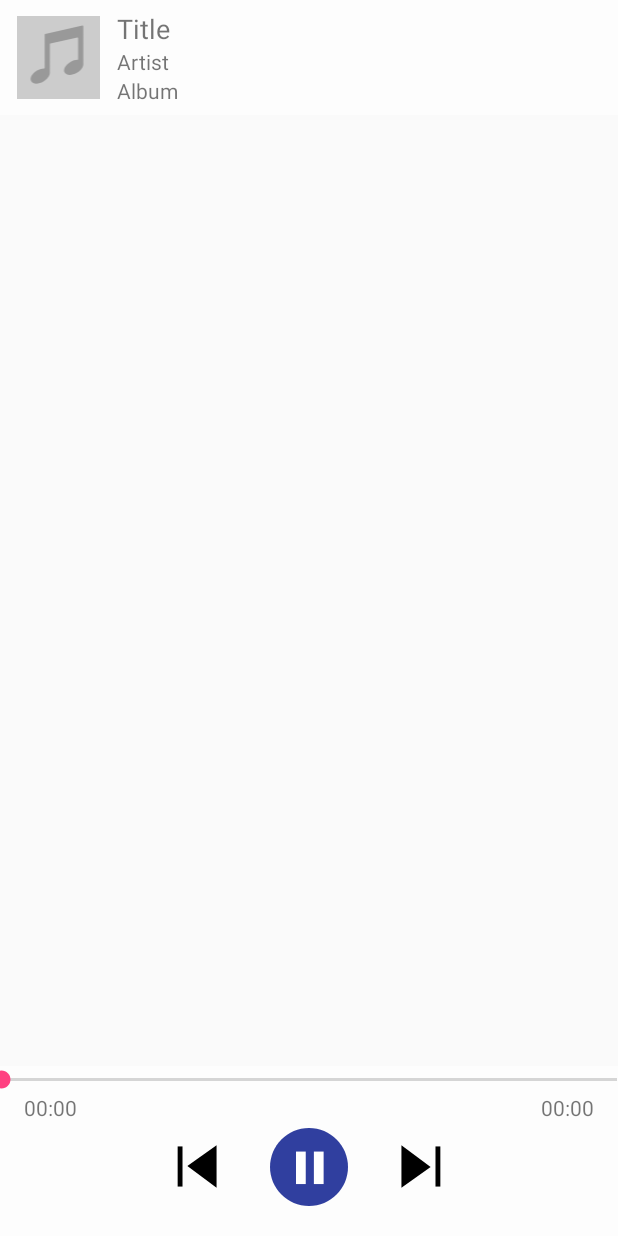
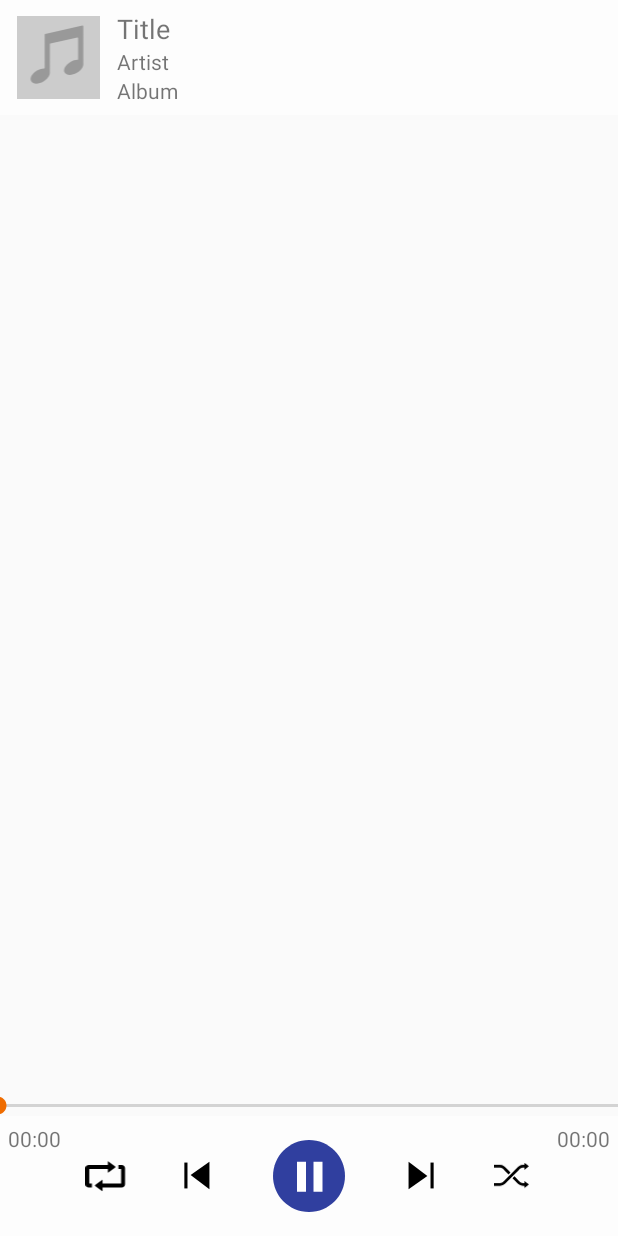
Before and after one commit to StevenFrost/AMP, an Android app: the PlayerActivity screen opened directly, with no data from a screen before it, on a phone screen of 412 x 824 dp. Run offline under Robolectric (Android 15) with nearby library versions, the light colour scheme and no system bars; 4 statements that could not run were skipped.

Commit message:
Player layout adjustment, repeat and shuffle buttons

```diff
--- a/app/src/main/java/com/frost/steven/amp/PlayerActivity.java
+++ b/app/src/main/java/com/frost/steven/amp/PlayerActivity.java
@@ -182,6 +182,35 @@ public class PlayerActivity extends AppCompatActivity
         m_service.nextTrack();
     }
 
+    private boolean m_shuffle = false;
+    private boolean m_repeat = false;
+
+    public void onShuffleButtonClick(View view)
+    {
+        if (!m_shuffle)
+        {
+            ((ImageButton) view).setImageResource(R.drawable.player_shuffle_selected);
+        }
+        else
+        {
+            ((ImageButton) view).setImageResource(R.drawable.player_shuffle);
+        }
+        m_shuffle = !m_shuffle;
+    }
+
+    public void onRepeatButtonClick(View view)
+    {
+        if (!m_repeat)
+        {
+            ((ImageButton) view).setImageResource(R.drawable.player_repeat_selected);
+        }
+        else
+        {
+            ((ImageButton) view).setImageResource(R.drawable.player_repeat);
+        }
+        m_repeat = !m_repeat;
+    }
+
     private ServiceConnection m_connection = new ServiceConnection()
     {
         @Override
--- /dev/null
+++ b/app/src/main/res/drawable/player_repeat.xml
@@ -0,0 +1,31 @@
+<?xml version="1.0" encoding="utf-8"?>
+<vector xmlns:android="http://schemas.android.com/apk/res/android"
+        xmlns:app="http://schemas.android.com/apk/res-auto"
+        xmlns:tools="http://schemas.android.com/tools"
+        tools:targetApi="21"
+        android:width="32dp"
+        android:height="40dp"
+        android:viewportWidth="32"
+        app:vc_viewportWidth="32"
+        android:viewportHeight="40"
+        app:vc_viewportHeight="40">
+
+    <path android:fillColor="@color/colourBlack"
+          app:vc_fillColor="@color/colourBlack"
+          android:pathData="M17.125 .219 c-.075 .037 -.125 .131 -.125 .281 v2.5h-14.5c-.633 0-1.303 .241
+-1.781 .719 s-.719 1.148-.719 1.781v12c0 .633 .241 1.303 .719 1.781s1.148 .719
+1.781 .719 h2.5v-3h-2v-11h14v2.5c0 .3 .206 .387 .406 .188l5.188-3.875c.2-.2 .2
+-.425 0-.625l-5.188-3.875c-.1-.1-.206-.131-.281-.094zm7.875
+2.781v3h2v11h-14v-2.5c0-.3-.206-.387-.406-.188l-5.188 3.875c-.2 .2 -.2 .425 0
+.625l5.188 3.875c.2 .2 .406 .113 .406-.188v-2.5h14.5c.633 0 1.303-.241
+1.781-.719s.719-1.148 .719
+-1.781v-12c0-.633-.241-1.303-.719-1.781s-1.148-.719-1.781-.719h-2.5z"
+          app:vc_pathData="M17.125 .219 c-.075 .037 -.125 .131 -.125 .281 v2.5h-14.5c-.633 0-1.303 .241
+-1.781 .719 s-.719 1.148-.719 1.781v12c0 .633 .241 1.303 .719 1.781s1.148 .719
+1.781 .719 h2.5v-3h-2v-11h14v2.5c0 .3 .206 .387 .406 .188l5.188-3.875c.2-.2 .2
+-.425 0-.625l-5.188-3.875c-.1-.1-.206-.131-.281-.094zm7.875
+2.781v3h2v11h-14v-2.5c0-.3-.206-.387-.406-.188l-5.188 3.875c-.2 .2 -.2 .425 0
+.625l5.188 3.875c.2 .2 .406 .113 .406-.188v-2.5h14.5c.633 0 1.303-.241
+1.781-.719s.719-1.148 .719
+-1.781v-12c0-.633-.241-1.303-.719-1.781s-1.148-.719-1.781-.719h-2.5z" />
+</vector>
--- /dev/null
+++ b/app/src/main/res/drawable/player_repeat_selected.xml
@@ -0,0 +1,31 @@
+<?xml version="1.0" encoding="utf-8"?>
+<vector xmlns:android="http://schemas.android.com/apk/res/android"
+        xmlns:app="http://schemas.android.com/apk/res-auto"
+        xmlns:tools="http://schemas.android.com/tools"
+        tools:targetApi="21"
+        android:width="32dp"
+        android:height="40dp"
+        android:viewportWidth="32"
+        app:vc_viewportWidth="32"
+        android:viewportHeight="40"
+        app:vc_viewportHeight="40">
+
+    <path android:fillColor="@color/colorAccent"
+          app:vc_fillColor="@color/colorAccent"
+          android:pathData="M17.125 .219 c-.075 .037 -.125 .131 -.125 .281 v2.5h-14.5c-.633 0-1.303 .241
+-1.781 .719 s-.719 1.148-.719 1.781v12c0 .633 .241 1.303 .719 1.781s1.148 .719
+1.781 .719 h2.5v-3h-2v-11h14v2.5c0 .3 .206 .387 .406 .188l5.188-3.875c.2-.2 .2
+-.425 0-.625l-5.188-3.875c-.1-.1-.206-.131-.281-.094zm7.875
+2.781v3h2v11h-14v-2.5c0-.3-.206-.387-.406-.188l-5.188 3.875c-.2 .2 -.2 .425 0
+.625l5.188 3.875c.2 .2 .406 .113 .406-.188v-2.5h14.5c.633 0 1.303-.241
+1.781-.719s.719-1.148 .719
+-1.781v-12c0-.633-.241-1.303-.719-1.781s-1.148-.719-1.781-.719h-2.5z"
+          app:vc_pathData="M17.125 .219 c-.075 .037 -.125 .131 -.125 .281 v2.5h-14.5c-.633 0-1.303 .241
+-1.781 .719 s-.719 1.148-.719 1.781v12c0 .633 .241 1.303 .719 1.781s1.148 .719
+1.781 .719 h2.5v-3h-2v-11h14v2.5c0 .3 .206 .387 .406 .188l5.188-3.875c.2-.2 .2
+-.425 0-.625l-5.188-3.875c-.1-.1-.206-.131-.281-.094zm7.875
+2.781v3h2v11h-14v-2.5c0-.3-.206-.387-.406-.188l-5.188 3.875c-.2 .2 -.2 .425 0
+.625l5.188 3.875c.2 .2 .406 .113 .406-.188v-2.5h14.5c.633 0 1.303-.241
+1.781-.719s.719-1.148 .719
+-1.781v-12c0-.633-.241-1.303-.719-1.781s-1.148-.719-1.781-.719h-2.5z" />
+</vector>
--- /dev/null
+++ b/app/src/main/res/drawable/player_shuffle.xml
@@ -0,0 +1,31 @@
+<?xml version="1.0" encoding="utf-8"?>
+<vector xmlns:android="http://schemas.android.com/apk/res/android"
+        xmlns:app="http://schemas.android.com/apk/res-auto"
+        xmlns:tools="http://schemas.android.com/tools"
+        tools:targetApi="21"
+        android:width="100dp"
+        android:height="90dp"
+        android:viewportWidth="100"
+        app:vc_viewportWidth="100"
+        android:viewportHeight="90"
+        app:vc_viewportHeight="90">
+
+    <path android:fillColor="@color/colourBlack"
+          app:vc_fillColor="@color/colourBlack"
+          android:pathData="M87,52v6h-4c-5.343,0-9.452-4.109-12.172-6.828L58.484,38.828l-5.656,5.656l12.344,12.344C68.377,60.034,74.343,66,83,66h4
+v6l7.8-6l5.2-4l-5.2-4L87,52z"
+          app:vc_pathData="M87,52v6h-4c-5.343,0-9.452-4.109-12.172-6.828L58.484,38.828l-5.656,5.656l12.344,12.344C68.377,60.034,74.343,66,83,66h4
+v6l7.8-6l5.2-4l-5.2-4L87,52z" />
+    <path android:fillColor="@color/colourBlack"
+          app:vc_fillColor="@color/colourBlack"
+          android:pathData="M29.172,20.828l12.344,12.344l5.656-5.656L34.828,15.172C31.623,11.966,25.657,6,17,6H0v8h17
+C22.343,14,26.452,18.109,29.172,20.828z"
+          app:vc_pathData="M29.172,20.828l12.344,12.344l5.656-5.656L34.828,15.172C31.623,11.966,25.657,6,17,6H0v8h17
+C22.343,14,26.452,18.109,29.172,20.828z" />
+    <path android:fillColor="@color/colourBlack"
+          app:vc_fillColor="@color/colourBlack"
+          android:pathData="M87,14v6l7.8-6l5.2-4l-5.2-4L87,0v6h-4c-8.657,0-14.623,5.966-17.828,9.172l-36,36C26.452,53.891,22.343,58,17,58H0v8h17
+c8.657,0,14.623-5.966,17.828-9.172l36-36C73.548,18.109,77.657,14,83,14H87z"
+          app:vc_pathData="M87,14v6l7.8-6l5.2-4l-5.2-4L87,0v6h-4c-8.657,0-14.623,5.966-17.828,9.172l-36,36C26.452,53.891,22.343,58,17,58H0v8h17
+c8.657,0,14.623-5.966,17.828-9.172l36-36C73.548,18.109,77.657,14,83,14H87z" />
+</vector>
--- /dev/null
+++ b/app/src/main/res/drawable/player_shuffle_selected.xml
@@ -0,0 +1,31 @@
+<?xml version="1.0" encoding="utf-8"?>
+<vector xmlns:android="http://schemas.android.com/apk/res/android"
+        xmlns:app="http://schemas.android.com/apk/res-auto"
+        xmlns:tools="http://schemas.android.com/tools"
+        tools:targetApi="21"
+        android:width="100dp"
+        android:height="90dp"
+        android:viewportWidth="100"
+        app:vc_viewportWidth="100"
+        android:viewportHeight="90"
+        app:vc_viewportHeight="90">
+
+    <path android:fillColor="@color/colorAccent"
+          app:vc_fillColor="@color/colorAccent"
+          android:pathData="M87,52v6h-4c-5.343,0-9.452-4.109-12.172-6.828L58.484,38.828l-5.656,5.656l12.344,12.344C68.377,60.034,74.343,66,83,66h4
+v6l7.8-6l5.2-4l-5.2-4L87,52z"
+          app:vc_pathData="M87,52v6h-4c-5.343,0-9.452-4.109-12.172-6.828L58.484,38.828l-5.656,5.656l12.344,12.344C68.377,60.034,74.343,66,83,66h4
+v6l7.8-6l5.2-4l-5.2-4L87,52z" />
+    <path android:fillColor="@color/colorAccent"
+          app:vc_fillColor="@color/colorAccent"
+          android:pathData="M29.172,20.828l12.344,12.344l5.656-5.656L34.828,15.172C31.623,11.966,25.657,6,17,6H0v8h17
+C22.343,14,26.452,18.109,29.172,20.828z"
+          app:vc_pathData="M29.172,20.828l12.344,12.344l5.656-5.656L34.828,15.172C31.623,11.966,25.657,6,17,6H0v8h17
+C22.343,14,26.452,18.109,29.172,20.828z" />
+    <path android:fillColor="@color/colorAccent"
+          app:vc_fillColor="@color/colorAccent"
+          android:pathData="M87,14v6l7.8-6l5.2-4l-5.2-4L87,0v6h-4c-8.657,0-14.623,5.966-17.828,9.172l-36,36C26.452,53.891,22.343,58,17,58H0v8h17
+c8.657,0,14.623-5.966,17.828-9.172l36-36C73.548,18.109,77.657,14,83,14H87z"
+          app:vc_pathData="M87,14v6l7.8-6l5.2-4l-5.2-4L87,0v6h-4c-8.657,0-14.623,5.966-17.828,9.172l-36,36C26.452,53.891,22.343,58,17,58H0v8h17
+c8.657,0,14.623-5.966,17.828-9.172l36-36C73.548,18.109,77.657,14,83,14H87z" />
+</vector>
--- a/app/src/main/res/layout/content_player.xml
+++ b/app/src/main/res/layout/content_player.xml
@@ -34,16 +34,14 @@
                android:layout_weight="1"
                android:layout_gravity="top"/>
 
-        <LinearLayout android:layout_width="fill_parent"
+        <RelativeLayout
+            android:layout_width="fill_parent"
+            android:layout_height="wrap_content">
+
+            <RelativeLayout android:layout_width="fill_parent"
                           android:layout_height="wrap_content"
-                      android:orientation="vertical"
+                          android:layout_marginTop="16dp"
                           android:background="@color/colourFrosty">
-
-            <SeekBar android:id="@+id/player_seek_bar"
-                     android:layout_width="fill_parent"
-                     android:layout_height="wrap_content"
-                     android:layout_marginStart="-7pt"
-                     android:layout_marginEnd="-7pt"/>
 
                 <LinearLayout android:layout_width="fill_parent"
                               android:layout_height="wrap_content"
@@ -52,7 +50,8 @@
                     <TextView android:id="@+id/player_track_position"
                               android:layout_height="wrap_content"
                               android:layout_width="wrap_content"
-                          android:layout_marginStart="16dp"
+                              android:layout_marginStart="5dp"
+                              android:layout_marginTop="5dp"
                               android:text="@string/null_timecode">
 
                     </TextView>
@@ -64,7 +63,8 @@
                     <TextView android:id="@+id/player_track_duration"
                               android:layout_height="wrap_content"
                               android:layout_width="wrap_content"
-                          android:layout_marginEnd="16dp"
+                              android:layout_marginEnd="5dp"
+                              android:layout_marginTop="5dp"
                               android:text="@string/null_timecode">
 
                     </TextView>
@@ -73,15 +73,29 @@
 
                 <LinearLayout android:layout_width="wrap_content"
                               android:layout_height="wrap_content"
-                          android:layout_gravity="center_horizontal"
-                          android:layout_marginBottom="16dp"
+                              android:layout_centerHorizontal="true"
+                              android:layout_marginTop="10dp"
+                              android:layout_marginBottom="10dp"
                               android:orientation="horizontal">
 
                     <ImageButton android:layout_width="30dp"
                                  android:layout_gravity="center"
+                                 android:layout_height="35dp"
+                                 android:layout_marginEnd="30dp"
+                                 android:layout_marginTop="8dp"
+                                 android:padding="0dp"
+                                 android:background="@null"
+                                 android:scaleType="fitCenter"
+                                 android:adjustViewBounds="true"
+                                 android:src="@drawable/player_repeat"
+                                 android:contentDescription="@string/cd_repeat"
+                                 android:onClick="onRepeatButtonClick"/>
+
+                    <ImageButton android:layout_width="30dp"
                                  android:layout_height="30dp"
+                                 android:layout_gravity="center"
                                  android:layout_marginEnd="30dp"
-                             android:padding="0dp"
+                                 android:padding="5dp"
                                  android:background="@null"
                                  android:scaleType="fitCenter"
                                  android:adjustViewBounds="true"
@@ -93,7 +107,7 @@
                                  android:layout_width="60dp"
                                  android:layout_gravity="center"
                                  android:layout_height="60dp"
-                             android:padding="4dp"
+                                 android:padding="6dp"
                                  android:background="@null"
                                  android:scaleType="fitCenter"
                                  android:adjustViewBounds="true"
@@ -105,7 +119,7 @@
                                  android:layout_gravity="center"
                                  android:layout_height="30dp"
                                  android:layout_marginStart="30dp"
-                             android:padding="0dp"
+                                 android:padding="5dp"
                                  android:background="@null"
                                  android:scaleType="fitCenter"
                                  android:adjustViewBounds="true"
@@ -113,10 +127,32 @@
                                  android:contentDescription="@string/cd_next"
                                  android:onClick="onNextButtonClick"/>
 
-            </LinearLayout>
-
-        </LinearLayout>
+                    <ImageButton android:layout_width="30dp"
+                                 android:layout_gravity="center"
+                                 android:layout_height="30dp"
+                                 android:layout_marginStart="30dp"
+                                 android:layout_marginTop="2dp"
+                                 android:padding="3dp"
+                                 android:background="@null"
+                                 android:scaleType="fitCenter"
+                                 android:adjustViewBounds="true"
+                                 android:src="@drawable/player_shuffle"
+                                 android:contentDescription="@string/cd_shuffle"
+                                 android:onClick="onShuffleButtonClick"/>
 
                 </LinearLayout>
 
             </RelativeLayout>
+
+            <SeekBar android:id="@+id/player_seek_bar"
+                     android:layout_width="fill_parent"
+                     android:layout_height="wrap_content"
+                     android:layout_marginStart="-8pt"
+                     android:layout_marginEnd="-8pt"
+                     android:progress="0"/>
+
+        </RelativeLayout>
+
+    </LinearLayout>
+
+</RelativeLayout>
--- a/app/src/main/res/values/colors.xml
+++ b/app/src/main/res/values/colors.xml
@@ -2,7 +2,7 @@
 <resources>
     <color name="colorPrimary">#3F51B5</color>
     <color name="colorPrimaryDark">#303F9F</color>
-    <color name="colorAccent">#FF4081</color>
+    <color name="colorAccent">#EF6C00</color>
 
     <color name="colourFrosty">#AAFFFFFF</color>
     <color name="colourWhite">#FFFFFF</color>
--- a/app/src/main/res/values/strings.xml
+++ b/app/src/main/res/values/strings.xml
@@ -23,6 +23,8 @@
     <string name="cd_play">Play</string>
     <string name="cd_pause">Pause</string>
     <string name="cd_next">Next</string>
+    <string name="cd_shuffle">Shuffle</string>
+    <string name="cd_repeat">Repeat</string>
     <string name="cd_album_art">Album Art</string>
 
     <!-- Placeholders -->
```
Lines whose indentation alone changed are shown as unchanged.
